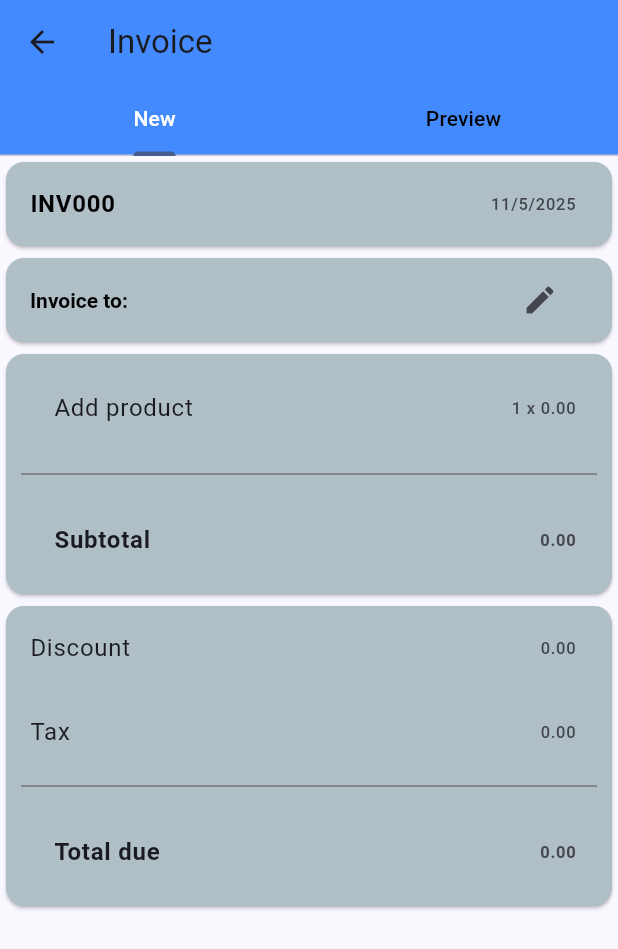
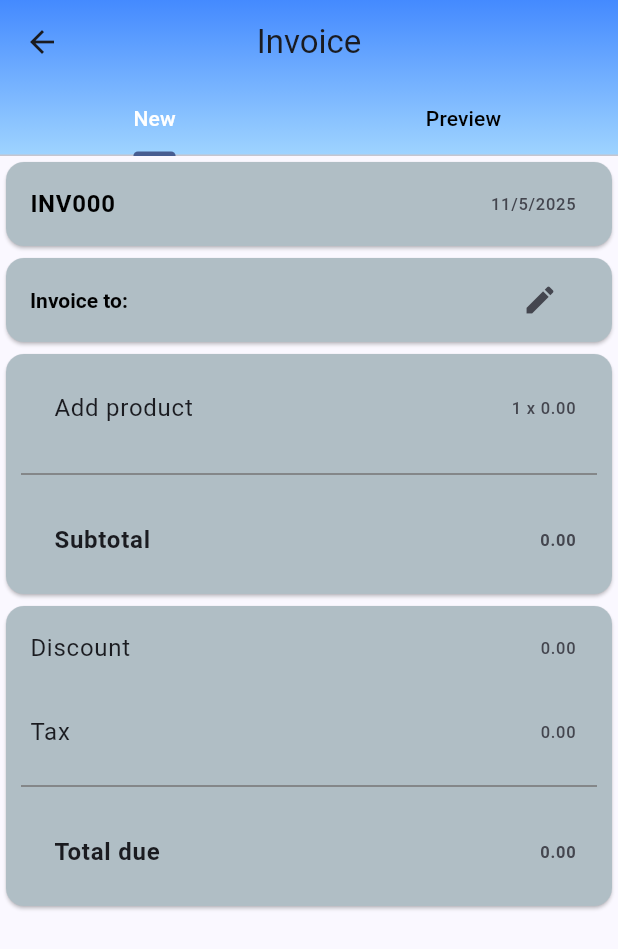
Before and after one commit to TJaskowski/InvoiceMobileApp, a Flutter app: the InvoicesView screen opened by its route, after a tap on the "add" icon, on a phone screen of 412 x 824 dp. Shown: the top 949 px of the screen. Run offline on Flutter 3.47's test engine with Material 3 defaults, Android fonts, the phone set to English and light mode, and no system bars; our stand-ins replace flutter_riverpod, pdf, printing.

Commit message:
newInvoice button color changed

```diff
--- a/lib/views/clients/clients.dart
+++ b/lib/views/clients/clients.dart
@@ -1,7 +1,6 @@
 // ignore_for_file: prefer_const_constructors
 
 import 'package:flutter/material.dart';
-import 'package:flutter_riverpod/flutter_riverpod.dart';
 import 'package:invoice_app_flutter/views/clients/clients_listview.dart';
 import 'package:invoice_app_flutter/widgets/custom_appbar.dart';
 import 'package:invoice_app_flutter/widgets/custom_button.dart';
--- a/lib/views/invoices/add_invoice.dart
+++ b/lib/views/invoices/add_invoice.dart
@@ -2,6 +2,7 @@
 
 import 'package:flutter/material.dart';
 import 'package:invoice_app_flutter/utilities/pdf_invoice.dart';
+import 'package:invoice_app_flutter/widgets/custom_appbar.dart';
 import 'package:invoice_app_flutter/widgets/new_invoice/new_invoice.dart';
 
 class AddInvoice extends StatelessWidget {
@@ -13,9 +14,9 @@ class AddInvoice extends StatelessWidget {
       initialIndex: 0,
       length: 2,
       child: Scaffold(
-        appBar: AppBar(
-          title: Text('Invoice'),
-          backgroundColor: Colors.blueAccent.shade200,
+        appBar: CustomAppbar(
+          centerTitle: true,
+          title:'Invoice',
           bottom: TabBar(
             labelColor: Colors.white,
             unselectedLabelColor: Colors.black,
--- a/lib/widgets/custom_button.dart
+++ b/lib/widgets/custom_button.dart
@@ -13,8 +13,21 @@ class CustomButton extends StatelessWidget {
             borderRadius: BorderRadius.circular(30),
           ),
           onPressed: onPressed,
-          child: Icon(Icons.add),
-          backgroundColor: Colors.blueAccent.shade200,
+          child: Ink(
+            decoration: BoxDecoration(
+              gradient: LinearGradient(
+                colors: [
+                  Colors.blueAccent.shade200,
+                  Color.fromARGB(255, 159, 212, 255),
+                ],
+                begin: Alignment.topLeft,
+                end: Alignment.bottomRight,
+              ),
+              borderRadius: BorderRadius.circular(30),
+            ),
+            child: Center(child: Icon(Icons.add))),
+          backgroundColor: Colors.transparent,
+
           );
   }
 }
```
